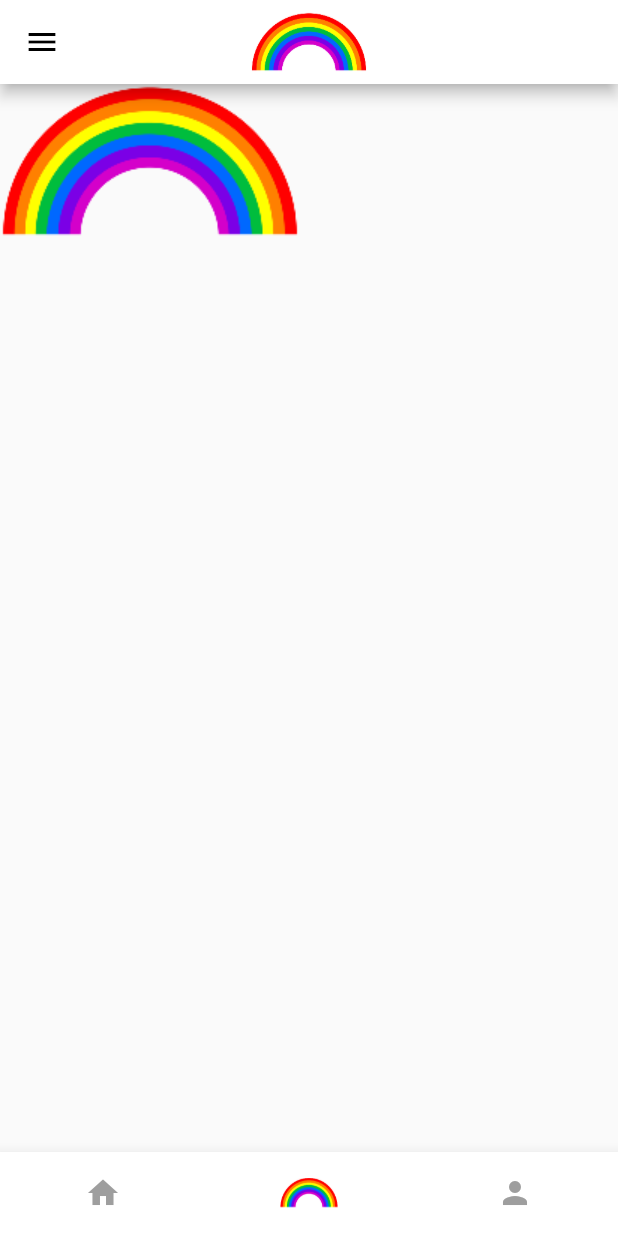
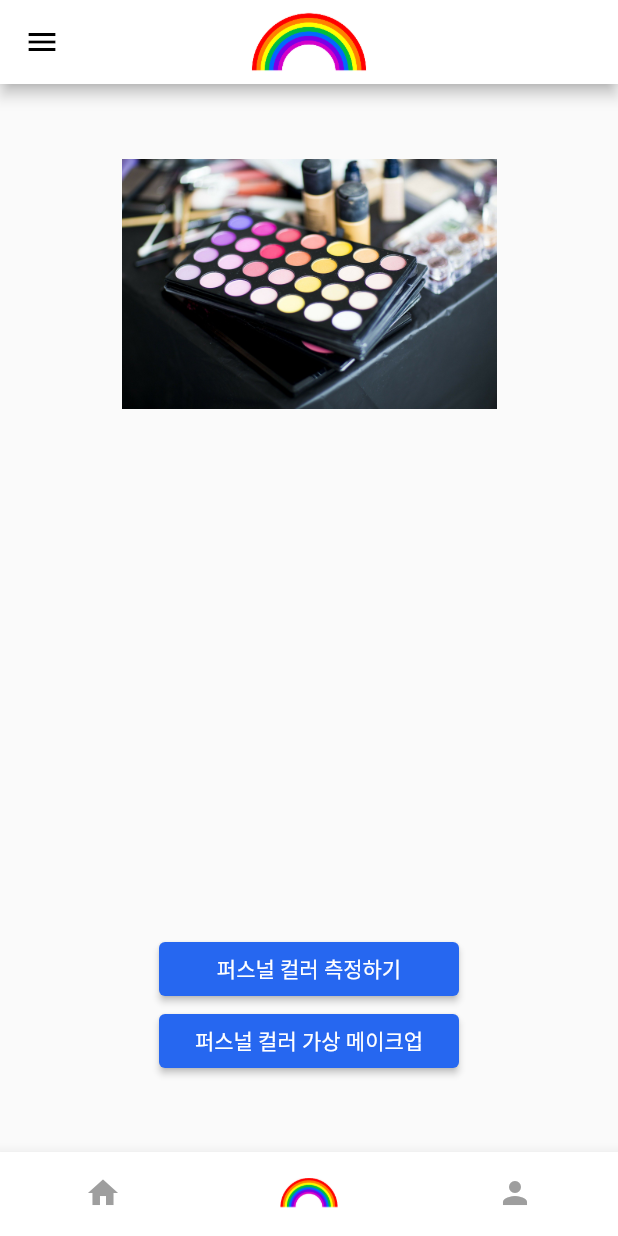
Before and after one commit to KeonhoPark/Rainbow_app, a Flutter app: the screen it shows after launch, item 2 of the bottom bar chosen, on a phone screen of 412 x 824 dp. Run offline on Flutter 3.47's test engine with Material 2 defaults, Android fonts, the phone set to English and light mode, and no system bars; our stand-ins replace flutter_native_splash; network calls fail.

Commit message:
main page

```diff
--- a/rainbow/lib/rainbow/mainPage.dart
+++ b/rainbow/lib/rainbow/mainPage.dart
@@ -0,0 +1,63 @@
+import 'package:flutter/material.dart';
+import 'package:rainbow/rainbow/camera.dart';
+import 'package:rainbow/rainbow/rainbow.dart';
+import 'package:rainbow/rainbow/virtualMakeUp.dart';
+
+class MainPage extends StatelessWidget {
+  const MainPage({super.key});
+
+  @override
+  Widget build(BuildContext context) {
+    return Scaffold(
+      body: SafeArea(
+        child: Stack(
+          alignment: Alignment.topCenter,
+          // crossAxisAlignment: CrossAxisAlignment.start,
+          children: [
+            Positioned(
+              top: 50,
+              child: Image.asset(
+                'assets/mainPage.jpg',
+                width: 250,
+              ),
+            ),
+            Positioned(
+              bottom: 50,
+              child: Column(children: [
+                ElevatedButton(
+                    onPressed: () => Navigator.push(
+                          context,
+                          MaterialPageRoute(builder: ((context) => Camera())),
+                        ),
+                    style: ElevatedButton.styleFrom(
+                        backgroundColor: rainbowPrimaryColor,
+                        fixedSize: Size.fromWidth(200)),
+                    child: Text(
+                      '퍼스널 컬러 측정하기',
+                      style: TextStyle(
+                        color: Colors.white,
+                      ),
+                    )),
+                ElevatedButton(
+                    onPressed: () => Navigator.push(
+                          context,
+                          MaterialPageRoute(
+                              builder: ((context) => VirtualMakeUp())),
+                        ),
+                    style: ElevatedButton.styleFrom(
+                        backgroundColor: rainbowPrimaryColor,
+                        fixedSize: Size.fromWidth(200)),
+                    child: Text(
+                      '퍼스널 컬러 가상 메이크업',
+                      style: TextStyle(
+                        color: Colors.white,
+                      ),
+                    )),
+              ]),
+            )
+          ],
+        ),
+      ),
+    );
+  }
+}
--- a/rainbow/lib/rainbow/myPage.dart
+++ b/rainbow/lib/rainbow/myPage.dart
@@ -11,6 +11,8 @@ class MyPage extends StatefulWidget {
 class _MyPageState extends State<MyPage> {
   @override
   Widget build(BuildContext context) {
-    return Container();
+    return Container(
+      child: Center(child: Text("MyPage")),
+    );
   }
 }
--- a/rainbow/lib/rainbow/rainbow.dart
+++ b/rainbow/lib/rainbow/rainbow.dart
@@ -3,8 +3,8 @@ import 'package:rainbow/rainbow/help.dart';
 // import 'package:flutter_native_splash/flutter_native_splash.dart';
 import 'home.dart';
 import 'myPage.dart';
-import 'camera.dart';
 import 'whatIsPC.dart';
+import 'mainPage.dart';
 
 Color rainbowPrimaryColor = Color.fromARGB(255, 38, 103, 240);
 
@@ -35,7 +35,7 @@ class _Rainbow extends State<Rainbow> {
         index: currentIndex, // index 순서에 해당하는 child를 맨 위에 보여줌
         children: [
           Home(),
-          Camera(),
+          MainPage(),
           MyPage(),
         ],
       ),
```
Also changed, not shown: rainbow/lib/rainbow/virtualMakeUp.dart (+18 -0 lines), rainbow/assets/mainPage.jpg (added).
